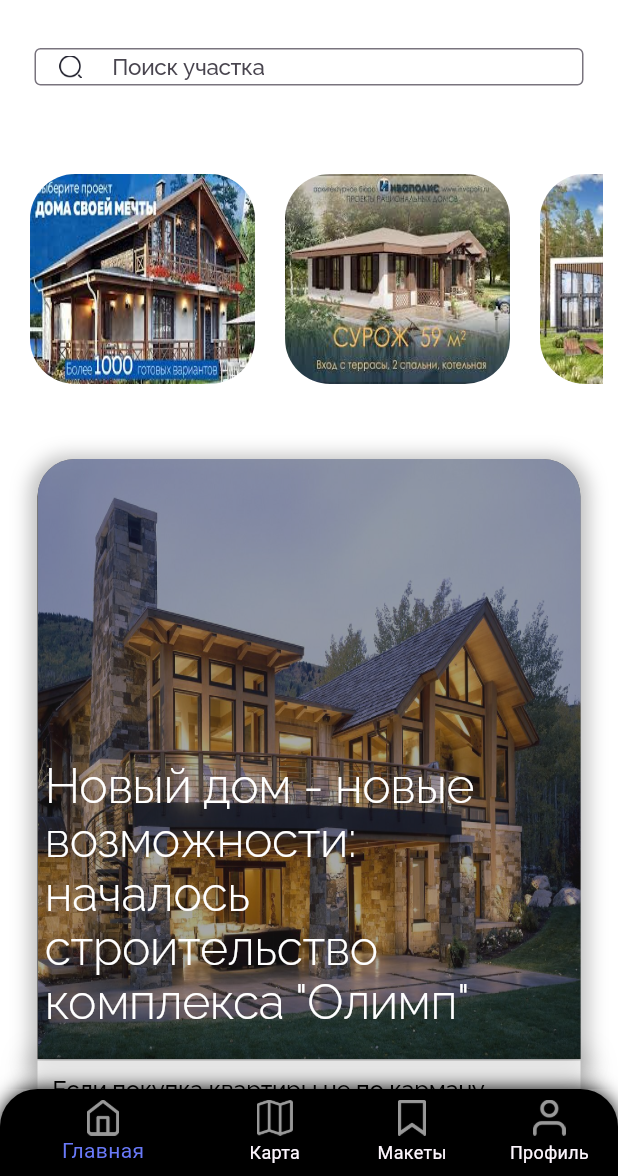
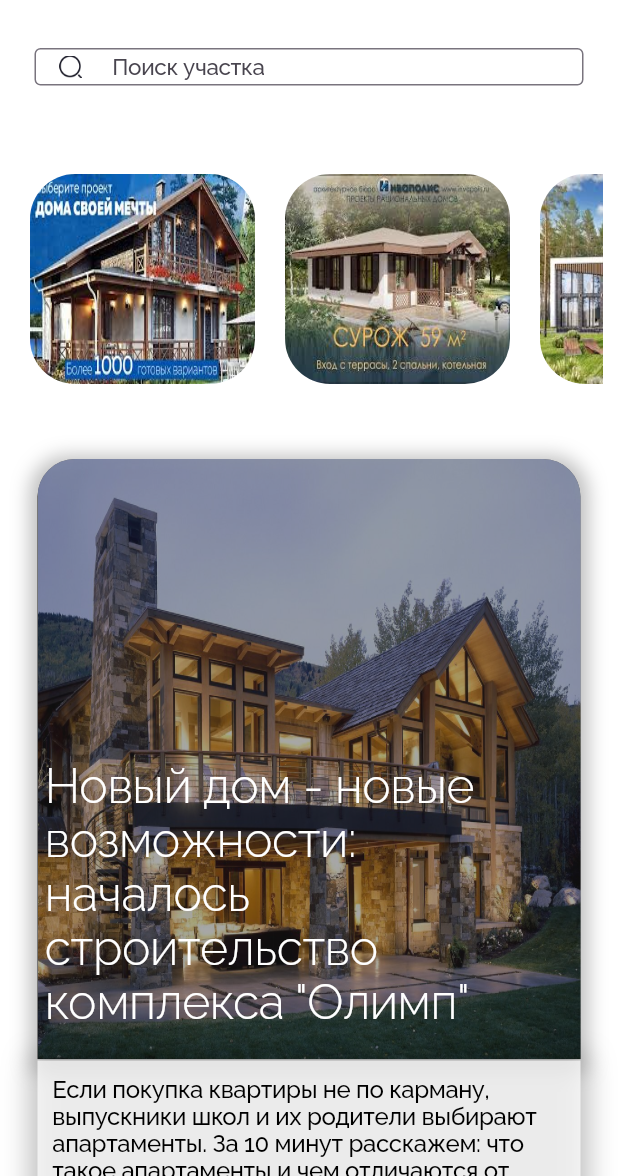
Before and after one commit to Artemtpv/flutter-application-1, a Flutter app: the screen it shows after launch, on a phone screen of 412 x 824 dp, the part 60-1236 px from its top. Run offline on Flutter 3.47's test engine with Material 3 defaults, Android fonts, the phone set to English and light mode, and no system bars; our stand-ins replace go_router, google_fonts.

Commit message:
8 commit

```diff
--- a/lib/home/home.dart
+++ b/lib/home/home.dart
@@ -1,6 +1,10 @@
 import 'package:flutter/material.dart';
+import 'package:flutter_application_1/bottom_navigator/bottom_navigator.dart';
 import 'package:flutter_application_1/constants/colors_constants.dart';
 import 'package:flutter_application_1/fieled/fieled.dart';
+import 'package:flutter_application_1/makets/makets.dart';
+import 'package:flutter_application_1/map/map.dart';
+import 'package:flutter_application_1/profile/profile.dart';
 import 'package:flutter_application_1/text/text.dart';
 import 'package:go_router/go_router.dart';
 import 'package:google_fonts/google_fonts.dart';
@@ -13,85 +17,9 @@ class MyHome extends StatefulWidget {
 }
 
 class _MyHomeState extends State<MyHome> {
-  int _selectedIndex = 0;
-  void _onItemTapped(int index) {
-    setState(() {
-      _selectedIndex = index;
-    });
-  }
-
   @override
   Widget build(BuildContext context) {
     return Scaffold(
-      bottomNavigationBar: Container(
-        margin: const EdgeInsets.only(top: 0),
-        decoration: const BoxDecoration(
-          boxShadow: [
-            BoxShadow(
-              color: Colors.black,
-              spreadRadius: 0,
-              blurRadius: 10,
-            ),
-          ],
-          borderRadius: BorderRadius.only(
-            topLeft: Radius.circular(25),
-            topRight: Radius.circular(25),
-          ),
-        ),
-        child: ClipRRect(
-          borderRadius: const BorderRadius.only(
-            topLeft: Radius.circular(25),
-            topRight: Radius.circular(25),
-          ),
-          child: NavigationBarTheme(
-            data: NavigationBarThemeData(
-              labelTextStyle: WidgetStateProperty.all(
-                const TextStyle(fontSize: 14, color: Colors.white60),
-              ),
-            ),
-            child: BottomNavigationBar(
-              showUnselectedLabels: true,
-              fixedColor: const Color.fromRGBO(105, 121, 248, 100),
-              items: const <BottomNavigationBarItem>[
-                BottomNavigationBarItem(
-                  icon: ImageIcon(
-                    AssetImage('assets/icons/home.png'),
-                    color: CustomColors.bgWhite,
-                  ),
-                  label: 'Главная',
-                  backgroundColor: CustomColors.bgBlack,
-                ),
-                BottomNavigationBarItem(
-                  icon: ImageIcon(
-                    AssetImage('assets/icons/map.png'),
-                    color: CustomColors.bgWhite,
-                  ),
-                  label: 'Карта',
-                  backgroundColor: CustomColors.bgBlack,
-                ),
-                BottomNavigationBarItem(
-                  icon: ImageIcon(
-                    AssetImage('assets/icons/bookmark.png'),
-                    color: CustomColors.bgWhite,
-                  ),
-                  label: 'Макеты',
-                  backgroundColor: CustomColors.bgBlack,
-                ),
-                BottomNavigationBarItem(
-                  icon: ImageIcon(
-                    AssetImage('assets/icons/user.png'),
-                    color: CustomColors.bgWhite,
-                  ),
-                  label: 'Профиль',
-                  backgroundColor: CustomColors.bgBlack,
-                ),
-              ],
-              currentIndex: _selectedIndex,
-              onTap: _onItemTapped,
-            ), // нижнее навигационное поле,
-          ),
-        ),
-      ),
       appBar: AppBar(
         backgroundColor: Colors.white,
         title: Row(
```
Also changed, not shown: lib/bottom_navigator/bottom_navigator.dart (+87 -25 lines).
